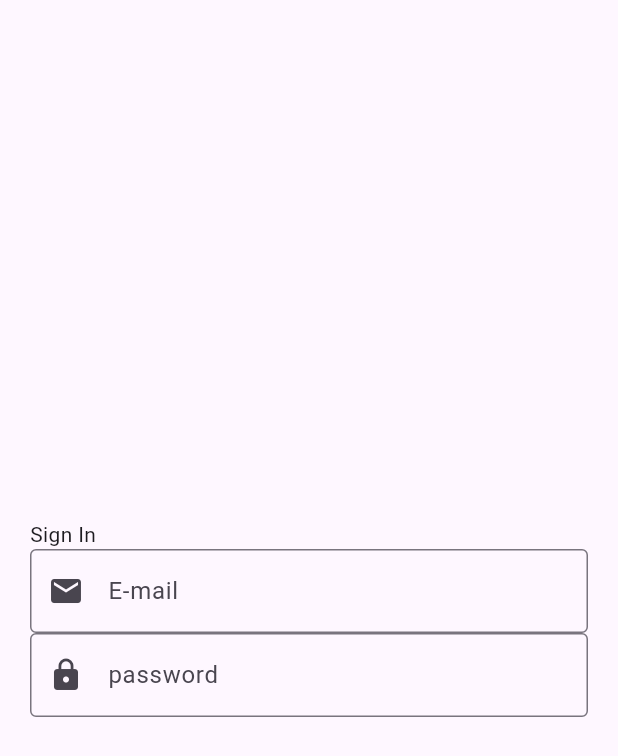
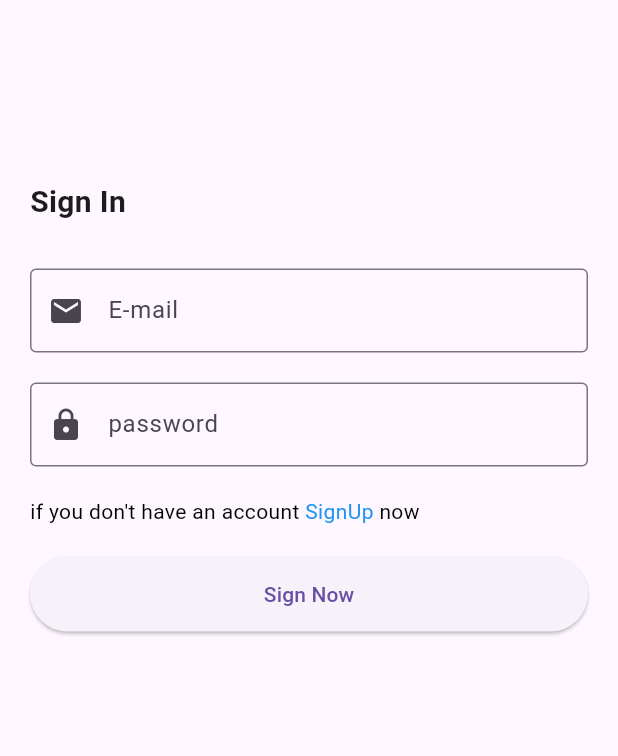
Before and after one commit to mahmoudbakir2015/socialty_with_firebase, a Flutter app: the screen it shows after launch, on a phone screen of 412 x 824 dp. Shown: the top 756 px of the screen. Run offline on Flutter 3.47's test engine with Material 3 defaults, Android fonts, the phone set to English and light mode, and no system bars; our stand-ins replace firebase_core, flutter_svg; accounts and stored records are empty.

Commit message:
create sign in and register view

```diff
--- a/lib/presentation/auth/sign_in/sign_in.dart
+++ b/lib/presentation/auth/sign_in/sign_in.dart
@@ -1,7 +1,7 @@
 import 'package:flutter/material.dart';
-
 import '../../../constants/constants.dart';
 import '../../../widget/default_text_form.dart';
+import '../register/register.dart';
 
 class SignIn extends StatelessWidget {
   const SignIn({super.key});
@@ -15,18 +15,33 @@ class SignIn extends StatelessWidget {
         padding: const EdgeInsets.all(
           Constants.appPadding,
         ),
+        child: SingleChildScrollView(
           child: Form(
             child: Column(
-            mainAxisAlignment: MainAxisAlignment.center,
               crossAxisAlignment: CrossAxisAlignment.start,
               children: [
-              const Text('Sign In'),
+                const SizedBox(
+                  height: 100,
+                ),
+                const Text(
+                  'Sign In',
+                  style: TextStyle(
+                    fontSize: 20,
+                    fontWeight: FontWeight.bold,
+                  ),
+                ),
+                const SizedBox(
+                  height: 30,
+                ),
                 defaultTextForm(
                   label: 'E-mail',
                   controller: email,
                   textInputType: TextInputType.emailAddress,
                   iconData: Icons.email,
                   onValidate: (String? value) {},
+                ),
+                const SizedBox(
+                  height: 20,
                 ),
                 defaultTextForm(
                   label: 'password',
@@ -35,7 +50,49 @@ class SignIn extends StatelessWidget {
                   iconData: Icons.lock,
                   onValidate: (String? value) {},
                 ),
+                const SizedBox(
+                  height: 20,
+                ),
+                GestureDetector(
+                  onTap: () {
+                    Navigator.of(context).push(
+                      MaterialPageRoute(
+                        builder: (context) => const Register(),
+                      ),
+                    );
+                  },
+                  child: const Text.rich(
+                    style: TextStyle(
+                      color: Colors.black,
+                    ),
+                    TextSpan(
+                      children: [
+                        TextSpan(text: "if you don't have an account "),
+                        TextSpan(
+                            text: "SignUp ",
+                            style: TextStyle(
+                              color: Colors.blue,
+                            )),
+                        TextSpan(text: "now "),
                       ],
+                    ),
+                  ),
+                ),
+                const SizedBox(
+                  height: 20,
+                ),
+                SizedBox(
+                  width: double.infinity,
+                  height: 50,
+                  child: ElevatedButton(
+                    onPressed: () {},
+                    child: const Text(
+                      'Sign Now',
+                    ),
+                  ),
+                ),
+              ],
+            ),
           ),
         ),
       ),
```
Also changed, not shown: lib/presentation/auth/register/register.dart (+115 -5 lines). Lines whose indentation alone changed are shown as unchanged.
